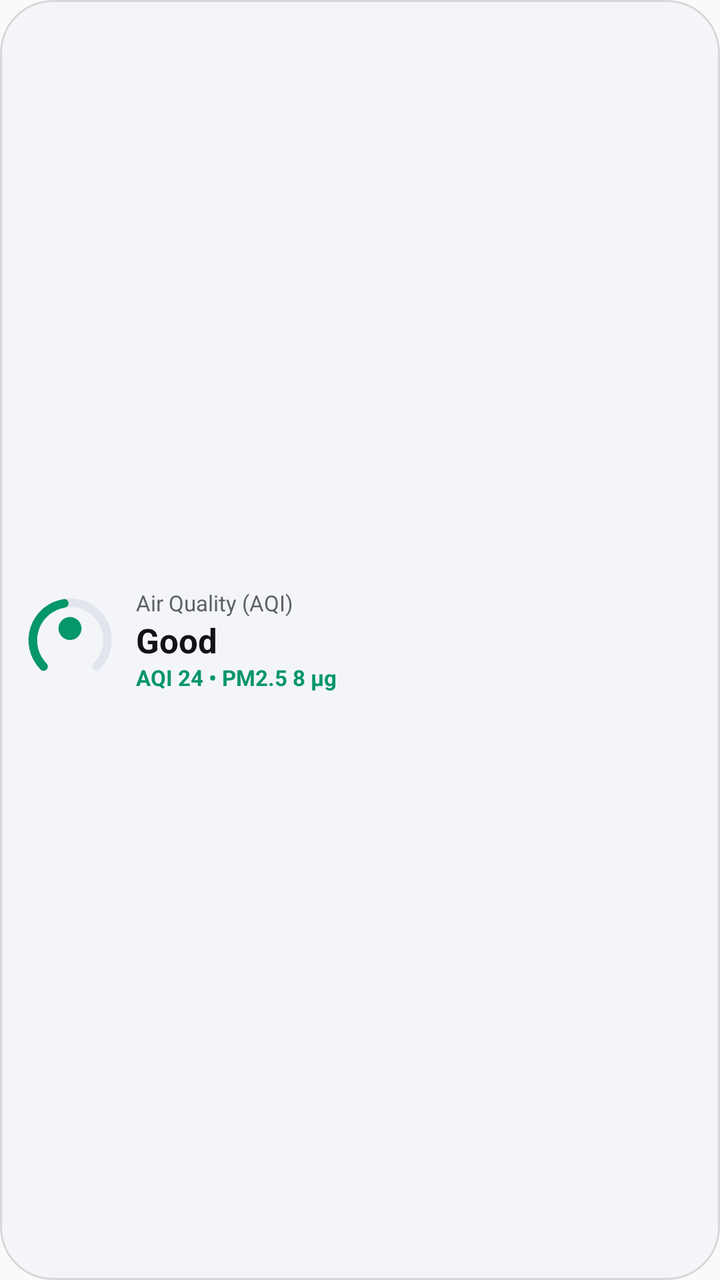
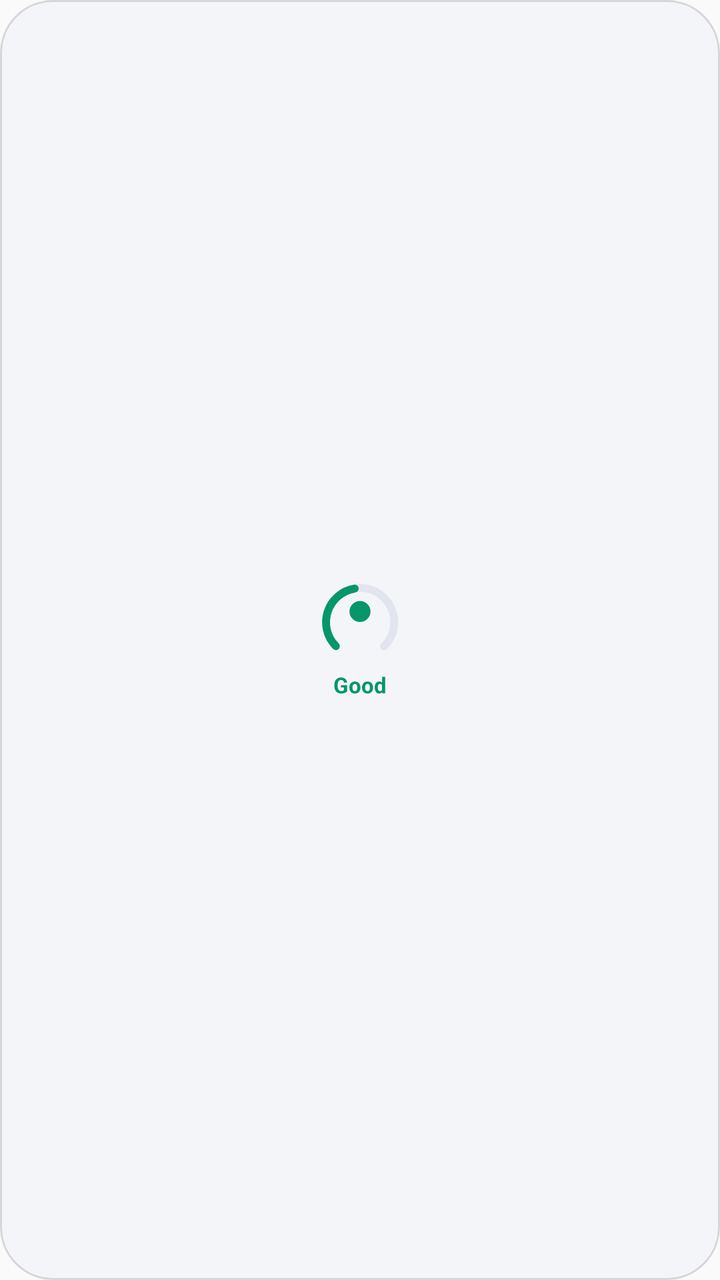

Two renders of the same Android screen: before a commit and after it. Below are the layout's source before the change and the commit's diff.
<!-- AndroidManifest.xml: application theme Theme.OneUiExtraWidgets -->
<!-- res/layout/widget_preview_weather_aqi.xml -->
<?xml version="1.0" encoding="utf-8"?>
<LinearLayout xmlns:android="http://schemas.android.com/apk/res/android"
    android:layout_width="match_parent"
    android:layout_height="match_parent"
    android:background="@drawable/bg_preview_oneui_card"
    android:gravity="center_vertical"
    android:orientation="horizontal"
    android:padding="12dp">

    <ImageView
        android:layout_width="46dp"
        android:layout_height="46dp"
        android:contentDescription="@string/widget_weather_aqi_title"
        android:src="@drawable/ic_preview_weather_aqi" />

    <Space
        android:layout_width="10dp"
        android:layout_height="1dp" />

    <LinearLayout
        android:layout_width="0dp"
        android:layout_height="wrap_content"
        android:layout_weight="1"
        android:orientation="vertical">

        <TextView
            android:layout_width="wrap_content"
            android:layout_height="wrap_content"
            android:ellipsize="end"
            android:maxLines="1"
            android:text="@string/weather_aqi_label"
            android:textColor="@color/oneui_preview_text_secondary"
            android:textSize="11sp" />

        <TextView
            android:layout_width="wrap_content"
            android:layout_height="wrap_content"
            android:text="@string/aqi_good"
            android:textColor="@color/oneui_preview_text_primary"
            android:textSize="17sp"
            android:textStyle="bold" />

        <TextView
            android:layout_width="wrap_content"
            android:layout_height="wrap_content"
            android:text="AQI 24 • PM2.5 8 µg"
            android:textColor="@color/oneui_preview_aqi_green"
            android:textSize="11sp"
            android:textStyle="bold" />
    </LinearLayout>
</LinearLayout>
<!-- resources referenced by this layout -->
<resources>
  <color name="oneui_preview_aqi_green">#FF059669</color>
  <color name="oneui_preview_text_primary">#FF121316</color>
  <color name="oneui_preview_text_secondary">#FF5D6068</color>
  <!-- drawable bg_preview_oneui_card (drawable) -->
  <?xml version="1.0" encoding="utf-8"?>
  <shape xmlns:android="http://schemas.android.com/apk/res/android"
      android:shape="rectangle">
      <corners android:radius="26dp" />
      <solid android:color="@color/oneui_preview_card_bg" />
      <stroke
          android:width="1dp"
          android:color="@color/oneui_preview_card_stroke" />
  </shape>
  <!-- drawable ic_preview_weather_aqi (drawable) -->
  <?xml version="1.0" encoding="utf-8"?>
  <vector xmlns:android="http://schemas.android.com/apk/res/android"
      android:width="48dp"
      android:height="48dp"
      android:viewportWidth="64"
      android:viewportHeight="64">
      <path
          android:fillColor="@android:color/transparent"
          android:pathData="M 13.6,50.4 A 26,26 0 1,1 50.4,50.4"
          android:strokeWidth="6"
          android:strokeColor="@color/oneui_preview_gauge_track"
          android:strokeLineCap="round" />
      <path
          android:fillColor="@android:color/transparent"
          android:pathData="M 13.6,50.4 A 26,26 0 0,1 28,6.5"
          android:strokeWidth="6"
          android:strokeColor="@color/oneui_preview_aqi_green"
          android:strokeLineCap="round" />
      <path
          android:fillColor="@color/oneui_preview_aqi_green"
          android:pathData="M 32,24 m -8,0 a 8,8 0 1,0 16,0 a 8,8 0 1,0 -16,0" />
  </vector>
  <string name="aqi_good">Good</string>
  <string name="weather_aqi_label">Air Quality (AQI)</string>
  <string name="widget_weather_aqi_title">One UI Weather: Air Quality (AQI)</string>
  <style name="Theme.OneUiExtraWidgets" parent="Theme.AppCompat.DayNight.NoActionBar">
          <item name="android:statusBarColor">@android:color/transparent</item>
          <item name="android:navigationBarColor">@android:color/transparent</item>
      </style>
  <color name="oneui_preview_card_bg">#F2F4F5F8</color>
  <color name="oneui_preview_card_stroke">#22000000</color>
  <color name="oneui_preview_gauge_track">#FFE2E5EE</color>
</resources>

<!-- the commit's change to res/layout/widget_preview_weather_aqi.xml (unified diff, before → after) -->
@@ -3,49 +3,24 @@
     android:layout_width="match_parent"
     android:layout_height="match_parent"
     android:background="@drawable/bg_preview_oneui_card"
-    android:gravity="center_vertical"
-    android:orientation="horizontal"
-    android:padding="12dp">
+    android:gravity="center"
+    android:orientation="vertical"
+    android:padding="8dp">
 
     <ImageView
-        android:layout_width="46dp"
-        android:layout_height="46dp"
+        android:layout_width="42dp"
+        android:layout_height="42dp"
         android:contentDescription="@string/widget_weather_aqi_title"
         android:src="@drawable/ic_preview_weather_aqi" />
 
-    <Space
-        android:layout_width="10dp"
-        android:layout_height="1dp" />
-
-    <LinearLayout
-        android:layout_width="0dp"
+    <TextView
+        android:layout_width="wrap_content"
         android:layout_height="wrap_content"
-        android:layout_weight="1"
-        android:orientation="vertical">
-
-        <TextView
-            android:layout_width="wrap_content"
-            android:layout_height="wrap_content"
-            android:ellipsize="end"
-            android:maxLines="1"
-            android:text="@string/weather_aqi_label"
-            android:textColor="@color/oneui_preview_text_secondary"
-            android:textSize="11sp" />
-
-        <TextView
-            android:layout_width="wrap_content"
-            android:layout_height="wrap_content"
-            android:text="@string/aqi_good"
-            android:textColor="@color/oneui_preview_text_primary"
-            android:textSize="17sp"
-            android:textStyle="bold" />
-
-        <TextView
-            android:layout_width="wrap_content"
-            android:layout_height="wrap_content"
-            android:text="AQI 24 • PM2.5 8 µg"
-            android:textColor="@color/oneui_preview_aqi_green"
-            android:textSize="11sp"
-            android:textStyle="bold" />
-    </LinearLayout>
+        android:layout_marginTop="3dp"
+        android:ellipsize="end"
+        android:maxLines="1"
+        android:text="@string/aqi_good"
+        android:textColor="@color/oneui_preview_aqi_green"
+        android:textSize="11sp"
+        android:textStyle="bold" />
 </LinearLayout>
<!-- resource entries referenced after the edit -->
@@ -1,8 +1,6 @@
 <!-- resources referenced by this layout -->
 <resources>
   <color name="oneui_preview_aqi_green">#FF059669</color>
-  <color name="oneui_preview_text_primary">#FF121316</color>
-  <color name="oneui_preview_text_secondary">#FF5D6068</color>
   <!-- drawable bg_preview_oneui_card (drawable) -->
   <?xml version="1.0" encoding="utf-8"?>
   <shape xmlns:android="http://schemas.android.com/apk/res/android"
@@ -37,7 +35,6 @@
           android:pathData="M 32,24 m -8,0 a 8,8 0 1,0 16,0 a 8,8 0 1,0 -16,0" />
   </vector>
   <string name="aqi_good">Good</string>
-  <string name="weather_aqi_label">Air Quality (AQI)</string>
   <string name="widget_weather_aqi_title">One UI Weather: Air Quality (AQI)</string>
   <style name="Theme.OneUiExtraWidgets" parent="Theme.AppCompat.DayNight.NoActionBar">
           <item name="android:statusBarColor">@android:color/transparent</item>
